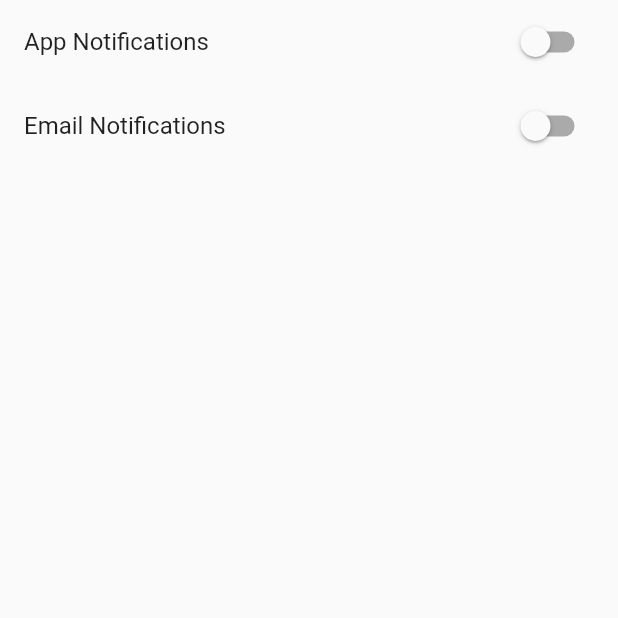
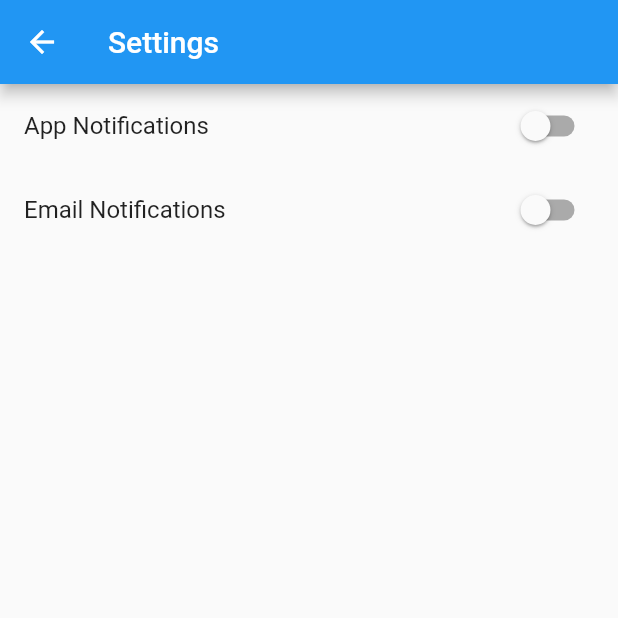
Before and after one commit to dchandrani/flutter_bloc_concepts, a Flutter app: the SettingsScreen screen opened directly, on a phone screen of 412 x 824 dp, the top half of it. Run offline on Flutter 3.47's test engine with Material 2 defaults, Android fonts, the phone set to English and light mode, and no system bars; our stand-ins replace bloc, connectivity_plus, equatable, flutter_bloc, hydrated_bloc.

Commit message:
added equatable to settings state

```diff
--- a/lib/logic/cubit/settings_cubit.dart
+++ b/lib/logic/cubit/settings_cubit.dart
@@ -1,4 +1,5 @@
 import 'package:bloc/bloc.dart';
+import 'package:equatable/equatable.dart';
 import 'package:flutter/material.dart';
 
 part 'settings_state.dart';
--- a/lib/logic/cubit/settings_state.dart
+++ b/lib/logic/cubit/settings_state.dart
@@ -1,10 +1,10 @@
 part of 'settings_cubit.dart';
 
-class SettingsState {
+class SettingsState extends Equatable {
   final bool appNotifications;
   final bool emailNotifications;
 
-  SettingsState({
+  const SettingsState({
     @required this.appNotifications,
     @required this.emailNotifications,
   });
@@ -18,4 +18,7 @@ class SettingsState {
       emailNotifications: emailNotifications ?? this.emailNotifications,
     );
   }
+
+  @override
+  List<Object> get props => [appNotifications, emailNotifications];
 }
--- a/lib/presentation/router/app_router.dart
+++ b/lib/presentation/router/app_router.dart
@@ -1,6 +1,7 @@
 import 'package:flutter/material.dart';
 import 'package:flutter_bloc_concepts/presentation/screens/home_screen.dart';
 import 'package:flutter_bloc_concepts/presentation/screens/second_screen.dart';
+import 'package:flutter_bloc_concepts/presentation/screens/settings_screen.dart';
 import 'package:flutter_bloc_concepts/presentation/screens/third_screen.dart';
 
 class AppRouter {
@@ -30,6 +31,11 @@ class AppRouter {
           ),
         );
         break;
+      case '/settings':
+        return MaterialPageRoute(
+          builder: (_) => SettingsScreen(),
+        );
+        break;
       default:
         return null;
     }
--- a/lib/presentation/screens/settings_screen.dart
+++ b/lib/presentation/screens/settings_screen.dart
@@ -21,7 +21,11 @@ class SettingsScreen extends StatelessWidget {
 
         ScaffoldMessenger.of(context).showSnackBar(notificationSnackBar);
       },
-      child: BlocBuilder<SettingsCubit, SettingsState>(
+      child: Scaffold(
+        appBar: AppBar(
+          title: Text('Settings'),
+        ),
+        body: BlocBuilder<SettingsCubit, SettingsState>(
           builder: (context, state) {
             return Container(
               child: Column(
@@ -49,6 +53,7 @@ class SettingsScreen extends StatelessWidget {
             );
           },
         ),
+      ),
     );
   }
 }
```
Lines whose indentation alone changed are shown as unchanged.
